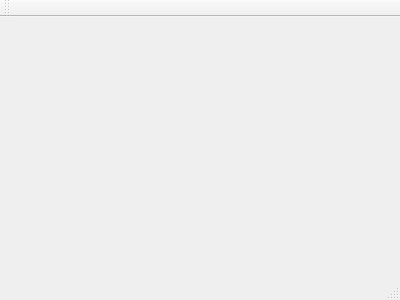
Qt form src/mainwindow.ui (brianclinkenbeard/pamphlet) before a commit.
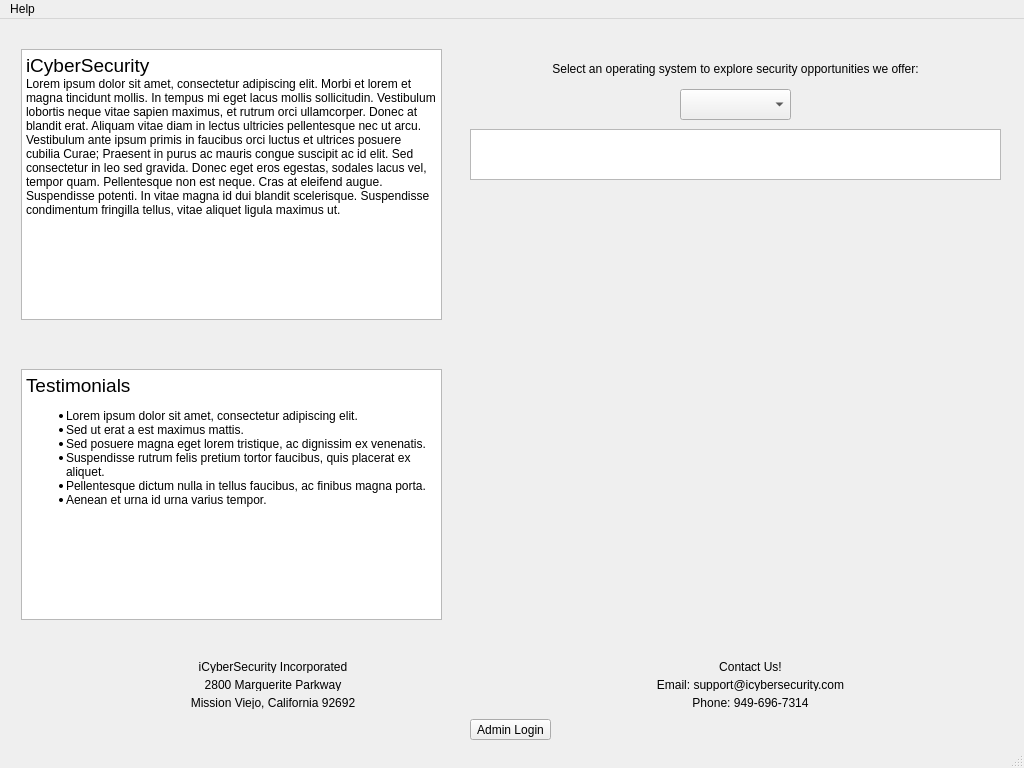
The same form after that commit.

```diff
--- a/src/mainwindow.ui
+++ b/src/mainwindow.ui
@@ -1,24 +1,241 @@
 <ui version="4.0">
  <class>MainWindow</class>
- <widget class="QMainWindow" name="MainWindow" >
-  <property name="geometry" >
+ <widget class="QMainWindow" name="MainWindow">
+  <property name="geometry">
    <rect>
     <x>0</x>
     <y>0</y>
-    <width>400</width>
-    <height>300</height>
+    <width>1024</width>
+    <height>768</height>
    </rect>
   </property>
-  <property name="windowTitle" >
+  <property name="sizePolicy">
+   <sizepolicy hsizetype="Preferred" vsizetype="Preferred">
+    <horstretch>0</horstretch>
+    <verstretch>0</verstretch>
+   </sizepolicy>
+  </property>
+  <property name="windowTitle">
    <string>MainWindow</string>
   </property>
-  <widget class="QMenuBar" name="menuBar" />
-  <widget class="QToolBar" name="mainToolBar" />
-  <widget class="QWidget" name="centralWidget" />
-  <widget class="QStatusBar" name="statusBar" />
+  <widget class="QWidget" name="centralWidget">
+   <widget class="QTextBrowser" name="textBrowser">
+    <property name="geometry">
+     <rect>
+      <x>21</x>
+      <y>30</y>
+      <width>421</width>
+      <height>271</height>
+     </rect>
+    </property>
+    <property name="html">
+     <string>&lt;!DOCTYPE HTML PUBLIC &quot;-//W3C//DTD HTML 4.0//EN&quot; &quot;http://www.w3.org/TR/REC-html40/strict.dtd&quot;&gt;
+&lt;html&gt;&lt;head&gt;&lt;meta name=&quot;qrichtext&quot; content=&quot;1&quot; /&gt;&lt;style type=&quot;text/css&quot;&gt;
+p, li { white-space: pre-wrap; }
+&lt;/style&gt;&lt;/head&gt;&lt;body style=&quot; font-family:'Sans Serif'; font-size:9pt; font-weight:400; font-style:normal;&quot;&gt;
+&lt;p style=&quot; margin-top:0px; margin-bottom:0px; margin-left:0px; margin-right:0px; -qt-block-indent:0; text-indent:0px;&quot;&gt;&lt;span style=&quot; font-size:14pt;&quot;&gt;iCyberSecurity&lt;/span&gt;&lt;/p&gt;
+&lt;p style=&quot; margin-top:0px; margin-bottom:0px; margin-left:0px; margin-right:0px; -qt-block-indent:0; text-indent:0px;&quot;&gt;&lt;a name=&quot;lipsum&quot;&gt;&lt;/a&gt;Lorem ipsum dolor sit amet, consectetur adipiscing elit. Morbi et lorem et magna tincidunt mollis. In tempus mi eget lacus mollis sollicitudin. Vestibulum lobortis neque vitae sapien maximus, et rutrum orci ullamcorper. Donec at blandit erat. Aliquam vitae diam in lectus ultricies pellentesque nec ut arcu. Vestibulum ante ipsum primis in faucibus orci luctus et ultrices posuere cubilia Curae; Praesent in purus ac mauris congue suscipit ac id elit. Sed consectetur in leo sed gravida. Donec eget eros egestas, sodales lacus vel, tempor quam. Pellentesque non est neque. Cras at eleifend augue. Suspendisse potenti. In vitae magna id dui blandit scelerisque. Suspendisse condimentum fringilla tellus, vitae aliquet ligula maximus ut. &lt;/p&gt;&lt;/body&gt;&lt;/html&gt;</string>
+    </property>
+   </widget>
+   <widget class="QPushButton" name="pushButton">
+    <property name="geometry">
+     <rect>
+      <x>470</x>
+      <y>700</y>
+      <width>81</width>
+      <height>21</height>
+     </rect>
+    </property>
+    <property name="text">
+     <string>Admin Login</string>
+    </property>
+   </widget>
+   <widget class="QTextBrowser" name="textBrowser_2">
+    <property name="geometry">
+     <rect>
+      <x>21</x>
+      <y>350</y>
+      <width>421</width>
+      <height>251</height>
+     </rect>
+    </property>
+    <property name="html">
+     <string>&lt;!DOCTYPE HTML PUBLIC &quot;-//W3C//DTD HTML 4.0//EN&quot; &quot;http://www.w3.org/TR/REC-html40/strict.dtd&quot;&gt;
+&lt;html&gt;&lt;head&gt;&lt;meta name=&quot;qrichtext&quot; content=&quot;1&quot; /&gt;&lt;style type=&quot;text/css&quot;&gt;
+p, li { white-space: pre-wrap; }
+&lt;/style&gt;&lt;/head&gt;&lt;body style=&quot; font-family:'Sans Serif'; font-size:9pt; font-weight:400; font-style:normal;&quot;&gt;
+&lt;p style=&quot; margin-top:0px; margin-bottom:0px; margin-left:0px; margin-right:0px; -qt-block-indent:0; text-indent:0px;&quot;&gt;&lt;span style=&quot; font-size:14pt;&quot;&gt;Testimonials&lt;/span&gt;&lt;/p&gt;
+&lt;ul style=&quot;margin-top: 0px; margin-bottom: 0px; margin-left: 0px; margin-right: 0px; -qt-list-indent: 1;&quot;&gt;&lt;li style=&quot; margin-top:12px; margin-bottom:0px; margin-left:0px; margin-right:0px; -qt-block-indent:0; text-indent:0px;&quot;&gt;Lorem ipsum dolor sit amet, consectetur adipiscing elit.&lt;/li&gt;
+&lt;li style=&quot; margin-top:0px; margin-bottom:0px; margin-left:0px; margin-right:0px; -qt-block-indent:0; text-indent:0px;&quot;&gt;Sed ut erat a est maximus mattis.&lt;/li&gt;
+&lt;li style=&quot; margin-top:0px; margin-bottom:0px; margin-left:0px; margin-right:0px; -qt-block-indent:0; text-indent:0px;&quot;&gt;Sed posuere magna eget lorem tristique, ac dignissim ex venenatis.&lt;/li&gt;
+&lt;li style=&quot; margin-top:0px; margin-bottom:0px; margin-left:0px; margin-right:0px; -qt-block-indent:0; text-indent:0px;&quot;&gt;Suspendisse rutrum felis pretium tortor faucibus, quis placerat ex aliquet.&lt;/li&gt;
+&lt;li style=&quot; margin-top:0px; margin-bottom:0px; margin-left:0px; margin-right:0px; -qt-block-indent:0; text-indent:0px;&quot;&gt;Pellentesque dictum nulla in tellus faucibus, ac finibus magna porta.&lt;/li&gt;
+&lt;li style=&quot; margin-top:0px; margin-bottom:12px; margin-left:0px; margin-right:0px; -qt-block-indent:0; text-indent:0px;&quot;&gt;Aenean et urna id urna varius tempor.&lt;/li&gt;&lt;/ul&gt;&lt;/body&gt;&lt;/html&gt;</string>
+    </property>
+   </widget>
+   <widget class="QComboBox" name="comboBox">
+    <property name="geometry">
+     <rect>
+      <x>680</x>
+      <y>70</y>
+      <width>111</width>
+      <height>31</height>
+     </rect>
+    </property>
+    <item>
+     <property name="text">
+      <string/>
+     </property>
+    </item>
+    <item>
+     <property name="text">
+      <string>Windows</string>
+     </property>
+    </item>
+    <item>
+     <property name="text">
+      <string>macOS</string>
+     </property>
+    </item>
+    <item>
+     <property name="text">
+      <string>GNU/Linux</string>
+     </property>
+    </item>
+   </widget>
+   <widget class="QLabel" name="label_7">
+    <property name="geometry">
+     <rect>
+      <x>470</x>
+      <y>40</y>
+      <width>531</width>
+      <height>20</height>
+     </rect>
+    </property>
+    <property name="text">
+     <string>Select an operating system to explore security opportunities we offer:</string>
+    </property>
+    <property name="alignment">
+     <set>Qt::AlignCenter</set>
+    </property>
+   </widget>
+   <widget class="QTextBrowser" name="textBrowser_3">
+    <property name="geometry">
+     <rect>
+      <x>470</x>
+      <y>110</y>
+      <width>531</width>
+      <height>51</height>
+     </rect>
+    </property>
+   </widget>
+   <widget class="QWidget" name="">
+    <property name="geometry">
+     <rect>
+      <x>26</x>
+      <y>630</y>
+      <width>971</width>
+      <height>71</height>
+     </rect>
+    </property>
+    <layout class="QGridLayout" name="gridLayout">
+     <item row="0" column="0">
+      <widget class="QLabel" name="label_4">
+       <property name="font">
+        <font>
+         <pointsize>9</pointsize>
+        </font>
+       </property>
+       <property name="text">
+        <string>iCyberSecurity Incorporated</string>
+       </property>
+       <property name="alignment">
+        <set>Qt::AlignCenter</set>
+       </property>
+      </widget>
+     </item>
+     <item row="0" column="1">
+      <widget class="QLabel" name="label_2">
+       <property name="text">
+        <string>Contact Us!</string>
+       </property>
+       <property name="alignment">
+        <set>Qt::AlignCenter</set>
+       </property>
+      </widget>
+     </item>
+     <item row="1" column="0">
+      <widget class="QLabel" name="label_5">
+       <property name="font">
+        <font>
+         <pointsize>9</pointsize>
+        </font>
+       </property>
+       <property name="text">
+        <string>2800 Marguerite Parkway</string>
+       </property>
+       <property name="alignment">
+        <set>Qt::AlignCenter</set>
+       </property>
+      </widget>
+     </item>
+     <item row="1" column="1">
+      <widget class="QLabel" name="label">
+       <property name="text">
+        <string>Email: support@icybersecurity.com</string>
+       </property>
+       <property name="alignment">
+        <set>Qt::AlignCenter</set>
+       </property>
+      </widget>
+     </item>
+     <item row="2" column="0">
+      <widget class="QLabel" name="label_6">
+       <property name="font">
+        <font>
+         <pointsize>9</pointsize>
+        </font>
+       </property>
+       <property name="text">
+        <string>Mission Viejo, California 92692</string>
+       </property>
+       <property name="alignment">
+        <set>Qt::AlignCenter</set>
+       </property>
+      </widget>
+     </item>
+     <item row="2" column="1">
+      <widget class="QLabel" name="label_3">
+       <property name="text">
+        <string>Phone: 949-696-7314</string>
+       </property>
+       <property name="alignment">
+        <set>Qt::AlignCenter</set>
+       </property>
+      </widget>
+     </item>
+    </layout>
+   </widget>
+  </widget>
+  <widget class="QMenuBar" name="menuBar">
+   <property name="geometry">
+    <rect>
+     <x>0</x>
+     <y>0</y>
+     <width>1024</width>
+     <height>22</height>
+    </rect>
+   </property>
+   <widget class="QMenu" name="menuHelp">
+    <property name="title">
+     <string>Help</string>
+    </property>
+   </widget>
+   <addaction name="menuHelp"/>
+  </widget>
+  <widget class="QStatusBar" name="statusBar"/>
  </widget>
- <layoutDefault spacing="6" margin="11" />
- <pixmapfunction></pixmapfunction>
+ <layoutdefault spacing="6" margin="11"/>
  <resources/>
  <connections/>
 </ui>
```
Left out of the diff: 1 changed line with no effect on the pictures.
